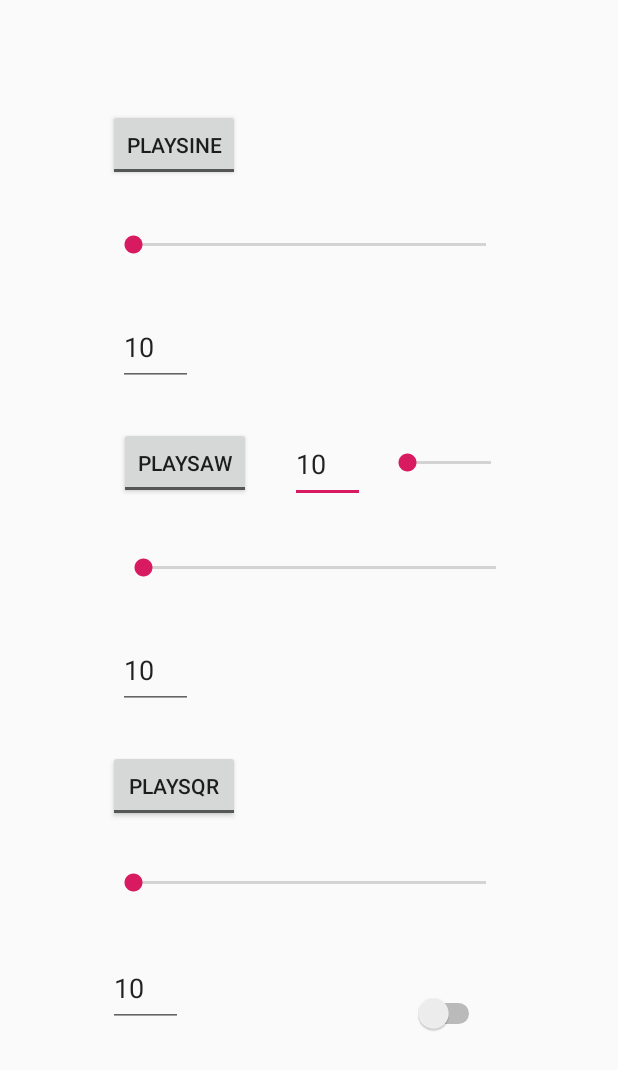
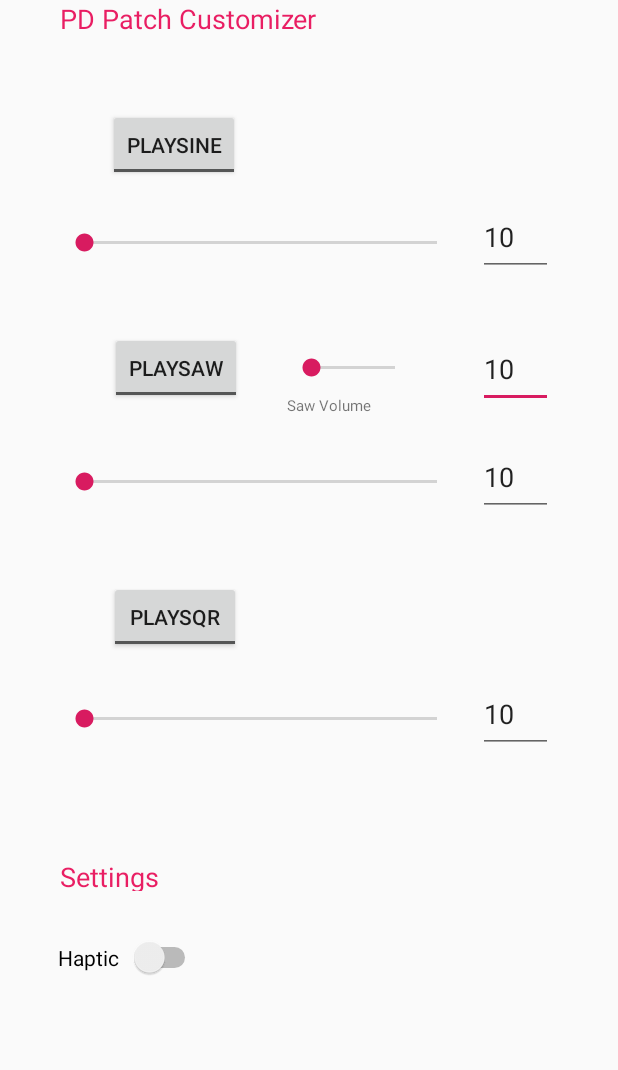
Before and after one commit to mllemango/HapticMusicPlayer, an Android app: the PDSettings screen opened directly, with no data from a screen before it, on a phone screen of 412 x 824 dp. Shown: the top 1070 px of the screen. Run offline under Robolectric (Android 15) with nearby library versions, the phone set to English and light mode, and no system bars; libraries missing offline, so code that uses them is left out: org.puredata.android, org.puredata.core; 7 statements that could not run were skipped.

Commit message:
shiny new haptics switch

```diff
--- a/app/src/main/java/com/example/hapticmusicplayer/MainActivity.java
+++ b/app/src/main/java/com/example/hapticmusicplayer/MainActivity.java
@@ -1,9 +1,8 @@
 package com.example.hapticmusicplayer;
 
-import android.content.Context;
 import android.content.Intent;
+import android.content.SharedPreferences;
 import android.content.res.Resources;
-import android.media.Image;
 import android.media.MediaPlayer;
 import android.os.Handler;
 import android.os.Message;
@@ -12,22 +11,12 @@ import android.os.Bundle;
 import android.util.Log;
 import android.view.MotionEvent;
 import android.view.View;
-import android.widget.Button;
-import android.widget.EditText;
 import android.widget.ImageView;
 import android.widget.LinearLayout;
 import android.widget.SeekBar;
 import android.widget.TextView;
 
-import org.puredata.android.io.AudioParameters;
-import org.puredata.android.io.PdAudio;
-import org.puredata.android.utils.PdUiDispatcher;
-import org.puredata.core.PdBase;
-
 import java.io.File;
-import java.io.IOException;
-
-import static android.provider.AlarmClock.EXTRA_MESSAGE;
 
 public class MainActivity extends AppCompatActivity {
 
@@ -42,13 +31,17 @@ public class MainActivity extends AppCompatActivity {
     int totalTime;
     String currentSong = null;
     TextView title;
+    Boolean haptics = false;
 
     @Override
     protected void onCreate(Bundle savedInstanceState) {
         super.onCreate(savedInstanceState);
         setContentView(R.layout.activity_main);
 
-//        Context mcontext = context.getApplicationContext();
+        SharedPreferences preferences = getSharedPreferences("SETTINGS", MODE_PRIVATE);
+        haptics = preferences.getBoolean("haptics",false);//it returns stored boolean value else returns false
+
+
         File dir = getFilesDir();
         playBtn = (ImageView) findViewById(R.id.playBtn);
         nextBtn = (ImageView) findViewById(R.id.nextBtn);
--- a/app/src/main/java/com/example/hapticmusicplayer/PDSettings.java
+++ b/app/src/main/java/com/example/hapticmusicplayer/PDSettings.java
@@ -1,5 +1,6 @@
 package com.example.hapticmusicplayer;
 
+import android.content.SharedPreferences;
 import android.os.Bundle;
 import android.support.design.widget.FloatingActionButton;
 import android.support.design.widget.Snackbar;
@@ -7,8 +8,10 @@ import android.support.v7.app.AppCompatActivity;
 import android.support.v7.widget.Toolbar;
 import android.util.Log;
 import android.view.View;
+import android.widget.CompoundButton;
 import android.widget.EditText;
 import android.widget.SeekBar;
+import android.widget.Switch;
 import android.widget.ToggleButton;
 
 import org.puredata.android.io.AudioParameters;
@@ -55,6 +58,28 @@ public class PDSettings extends AppCompatActivity {
         initSqr();
         initVolSaw();
 
+        Switch haptciSwitch = (Switch) findViewById(R.id.hapticSwitch);
+        haptciSwitch.setOnCheckedChangeListener(new CompoundButton.OnCheckedChangeListener() {
+            @Override
+            public void onCheckedChanged(CompoundButton buttonView, boolean isChecked) {
+
+                SharedPreferences preferences = getSharedPreferences("SETTINGS", MODE_PRIVATE);
+                SharedPreferences.Editor editor = preferences.edit();
+                if(isChecked){
+                    editor.putBoolean("haptic",isChecked);
+                }
+                else
+                {
+                    editor.putBoolean("haptic",isChecked);
+
+                }
+
+                editor.apply();
+                // how do i toggle visibility of mExplanation text in my QuizActivity.java from here?
+            }
+        });
+        hapticSwitchChange();
+
     }
 
     public int sine_progress_val;
@@ -63,6 +88,9 @@ public class PDSettings extends AppCompatActivity {
 
     public int saw_vol_progress_val;
 
+    private void hapticSwitchChange(){
+
+    }
     private void initSine(){
         sineText = (EditText) findViewById(R.id.sineNum);
         sineSlider = (SeekBar) findViewById(R.id.sineSlider);
--- a/app/src/main/res/layout/activity_pdsettings.xml
+++ b/app/src/main/res/layout/activity_pdsettings.xml
@@ -1,11 +1,13 @@
 <?xml version="1.0" encoding="utf-8"?>
-<android.support.design.widget.CoordinatorLayout xmlns:android="http://schemas.android.com/apk/res/android"
+<LinearLayout xmlns:android="http://schemas.android.com/apk/res/android"
     xmlns:app="http://schemas.android.com/apk/res-auto"
     xmlns:tools="http://schemas.android.com/tools"
     android:layout_width="match_parent"
     android:layout_height="match_parent"
     tools:context=".PDSettings">
 
-    <include layout="@layout/content_pdsettings" />
+    <include
+        android:id="@+id/include"
+        layout="@layout/content_pdsettings" />
 
-</android.support.design.widget.CoordinatorLayout>
+</LinearLayout>
--- a/app/src/main/res/layout/content_pdsettings.xml
+++ b/app/src/main/res/layout/content_pdsettings.xml
@@ -5,6 +5,20 @@
     android:layout_width="match_parent"
     android:layout_height="match_parent"
     tools:context=".MainActivity">
+
+    <TextView
+        android:id="@+id/textView3"
+        android:layout_width="wrap_content"
+        android:layout_height="wrap_content"
+        android:layout_marginStart="8dp"
+        android:layout_marginEnd="8dp"
+        android:text="PD Patch Customizer"
+        android:textColor="#E91E63"
+        android:textSize="18sp"
+        app:layout_constraintEnd_toEndOf="parent"
+        app:layout_constraintHorizontal_bias="0.142"
+        app:layout_constraintStart_toStartOf="parent"
+        tools:layout_editor_absoluteY="16dp" />
 
     <EditText
         android:id="@+id/sawVol"
@@ -19,10 +33,10 @@
         android:text="10"
         app:layout_constraintBottom_toBottomOf="parent"
         app:layout_constraintEnd_toEndOf="parent"
-        app:layout_constraintHorizontal_bias="0.536"
+        app:layout_constraintHorizontal_bias="0.898"
         app:layout_constraintStart_toStartOf="parent"
         app:layout_constraintTop_toTopOf="parent"
-        app:layout_constraintVertical_bias="0.365" />
+        app:layout_constraintVertical_bias="0.281" />
 
     <SeekBar
         android:id="@+id/sawVolSlider"
@@ -33,10 +47,10 @@
         android:layout_marginBottom="8dp"
         app:layout_constraintBottom_toBottomOf="parent"
         app:layout_constraintEnd_toEndOf="parent"
-        app:layout_constraintHorizontal_bias="0.803"
+        app:layout_constraintHorizontal_bias="0.596"
         app:layout_constraintStart_toStartOf="parent"
         app:layout_constraintTop_toTopOf="parent"
-        app:layout_constraintVertical_bias="0.371" />
+        app:layout_constraintVertical_bias="0.288" />
 
     <SeekBar
         android:id="@+id/sawSlider"
@@ -47,10 +61,10 @@
         android:layout_marginBottom="8dp"
         app:layout_constraintBottom_toBottomOf="parent"
         app:layout_constraintEnd_toEndOf="parent"
-        app:layout_constraintHorizontal_bias="0.554"
+        app:layout_constraintHorizontal_bias="0.25"
         app:layout_constraintStart_toStartOf="parent"
         app:layout_constraintTop_toTopOf="parent"
-        app:layout_constraintVertical_bias="0.462" />
+        app:layout_constraintVertical_bias="0.388" />
 
     <ToggleButton
         android:id="@+id/sqrToggle"
@@ -65,10 +79,10 @@
         android:textOn="PauseSqr"
         app:layout_constraintBottom_toBottomOf="parent"
         app:layout_constraintEnd_toEndOf="parent"
-        app:layout_constraintHorizontal_bias="0.208"
+        app:layout_constraintHorizontal_bias="0.211"
         app:layout_constraintStart_toStartOf="parent"
         app:layout_constraintTop_toTopOf="parent"
-        app:layout_constraintVertical_bias="0.647" />
+        app:layout_constraintVertical_bias="0.499" />
 
     <ToggleButton
         android:id="@+id/sawToggle"
@@ -83,10 +97,10 @@
         android:textOn="PauseSaw"
         app:layout_constraintBottom_toBottomOf="parent"
         app:layout_constraintEnd_toEndOf="parent"
-        app:layout_constraintHorizontal_bias="0.231"
+        app:layout_constraintHorizontal_bias="0.212"
         app:layout_constraintStart_toStartOf="parent"
         app:layout_constraintTop_toTopOf="parent"
-        app:layout_constraintVertical_bias="0.364" />
+        app:layout_constraintVertical_bias="0.281" />
 
     <SeekBar
         android:id="@+id/sineSlider"
@@ -97,23 +111,10 @@
         android:layout_marginBottom="8dp"
         app:layout_constraintBottom_toBottomOf="parent"
         app:layout_constraintEnd_toEndOf="parent"
+        app:layout_constraintHorizontal_bias="0.25"
         app:layout_constraintStart_toStartOf="parent"
         app:layout_constraintTop_toTopOf="parent"
-        app:layout_constraintVertical_bias="0.183" />
-
-    <Switch
-        android:id="@+id/onOffSwitch"
-        android:layout_width="73dp"
-        android:layout_height="39dp"
-        android:layout_marginStart="192dp"
-        android:layout_marginEnd="8dp"
-        android:layout_marginBottom="8dp"
-        app:layout_constraintBottom_toBottomOf="parent"
-        app:layout_constraintEnd_toEndOf="parent"
-        app:layout_constraintHorizontal_bias="0.42"
-        app:layout_constraintStart_toStartOf="parent"
-        app:layout_constraintTop_toTopOf="parent"
-        app:layout_constraintVertical_bias="0.845" />
+        app:layout_constraintVertical_bias="0.181" />
 
     <EditText
         android:id="@+id/sineNum"
@@ -128,10 +129,10 @@
         android:text="10"
         app:layout_constraintBottom_toBottomOf="parent"
         app:layout_constraintEnd_toEndOf="parent"
-        app:layout_constraintHorizontal_bias="0.205"
+        app:layout_constraintHorizontal_bias="0.898"
         app:layout_constraintStart_toStartOf="parent"
         app:layout_constraintTop_toTopOf="parent"
-        app:layout_constraintVertical_bias="0.262" />
+        app:layout_constraintVertical_bias="0.165" />
 
     <EditText
         android:id="@+id/sawNum"
@@ -146,10 +147,10 @@
         android:text="10"
         app:layout_constraintBottom_toBottomOf="parent"
         app:layout_constraintEnd_toEndOf="parent"
-        app:layout_constraintHorizontal_bias="0.205"
+        app:layout_constraintHorizontal_bias="0.898"
         app:layout_constraintStart_toStartOf="parent"
         app:layout_constraintTop_toTopOf="parent"
-        app:layout_constraintVertical_bias="0.546" />
+        app:layout_constraintVertical_bias="0.376" />
 
     <EditText
         android:id="@+id/sqrNum"
@@ -164,10 +165,10 @@
         android:text="10"
         app:layout_constraintBottom_toBottomOf="parent"
         app:layout_constraintEnd_toEndOf="parent"
-        app:layout_constraintHorizontal_bias="0.185"
+        app:layout_constraintHorizontal_bias="0.898"
         app:layout_constraintStart_toStartOf="parent"
         app:layout_constraintTop_toTopOf="parent"
-        app:layout_constraintVertical_bias="0.826" />
+        app:layout_constraintVertical_bias="0.585" />
 
     <SeekBar
         android:id="@+id/sqrSlider"
@@ -178,9 +179,10 @@
         android:layout_marginBottom="8dp"
         app:layout_constraintBottom_toBottomOf="parent"
         app:layout_constraintEnd_toEndOf="parent"
+        app:layout_constraintHorizontal_bias="0.25"
         app:layout_constraintStart_toStartOf="parent"
         app:layout_constraintTop_toTopOf="parent"
-        app:layout_constraintVertical_bias="0.735" />
+        app:layout_constraintVertical_bias="0.593" />
 
     <ToggleButton
         android:id="@+id/sineToggle"
@@ -200,4 +202,62 @@
         app:layout_constraintTop_toTopOf="parent"
         app:layout_constraintVertical_bias="0.085" />
 
+    <Switch
+        android:id="@+id/hapticSwitch"
+        android:layout_width="wrap_content"
+        android:layout_height="wrap_content"
+        android:layout_marginStart="8dp"
+        android:layout_marginTop="8dp"
+        android:layout_marginEnd="8dp"
+        android:layout_marginBottom="8dp"
+        android:text="Haptic  "
+        app:layout_constraintBottom_toBottomOf="parent"
+        app:layout_constraintEnd_toEndOf="parent"
+        app:layout_constraintHorizontal_bias="0.103"
+        app:layout_constraintStart_toStartOf="parent"
+        app:layout_constraintTop_toTopOf="parent"
+        app:layout_constraintVertical_bias="0.79" />
+
+    <TextView
+        android:id="@+id/textView"
+        android:layout_width="79dp"
+        android:layout_height="22dp"
+        android:layout_marginStart="8dp"
+        android:layout_marginEnd="8dp"
+        android:layout_marginBottom="8dp"
+        android:text="Settings"
+        android:textColor="#E91E63"
+        android:textSize="18sp"
+        app:layout_constraintBottom_toBottomOf="parent"
+        app:layout_constraintEnd_toEndOf="parent"
+        app:layout_constraintHorizontal_bias="0.101"
+        app:layout_constraintStart_toStartOf="parent"
+        app:layout_constraintTop_toTopOf="parent"
+        app:layout_constraintVertical_bias="0.72" />
+
+    <TextView
+        android:id="@+id/textView2"
+        android:layout_width="80dp"
+        android:layout_height="13dp"
+        android:layout_marginStart="8dp"
+        android:layout_marginTop="8dp"
+        android:layout_marginEnd="8dp"
+        android:layout_marginBottom="8dp"
+        android:text="Saw Volume"
+        android:textSize="10sp"
+        app:layout_constraintBottom_toBottomOf="parent"
+        app:layout_constraintEnd_toEndOf="parent"
+        app:layout_constraintHorizontal_bias="0.58"
+        app:layout_constraintStart_toStartOf="parent"
+        app:layout_constraintTop_toTopOf="@+id/sawVolSlider"
+        app:layout_constraintVertical_bias="0.059" />
+
+    <View
+        android:id="@+id/divider"
+        android:layout_width="395dp"
+        android:layout_height="3dp"
+        android:visibility="visible"
+        tools:layout_editor_absoluteX="8dp"
+        tools:layout_editor_absoluteY="476dp" />
+
 </android.support.constraint.ConstraintLayout>
```
